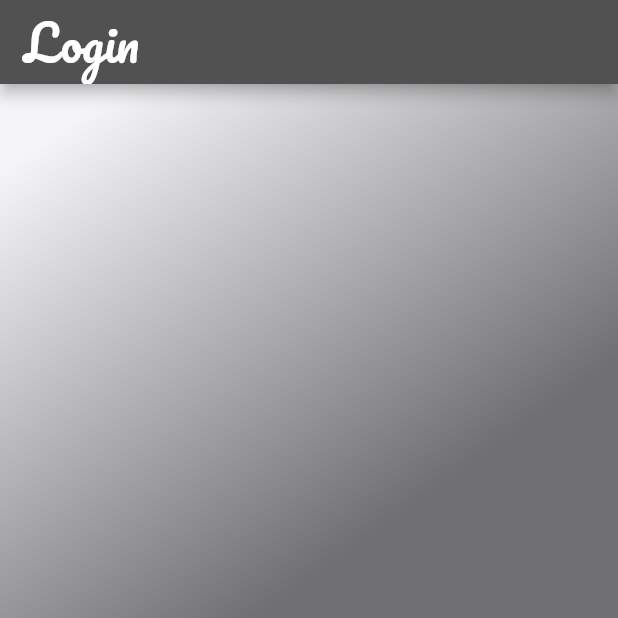
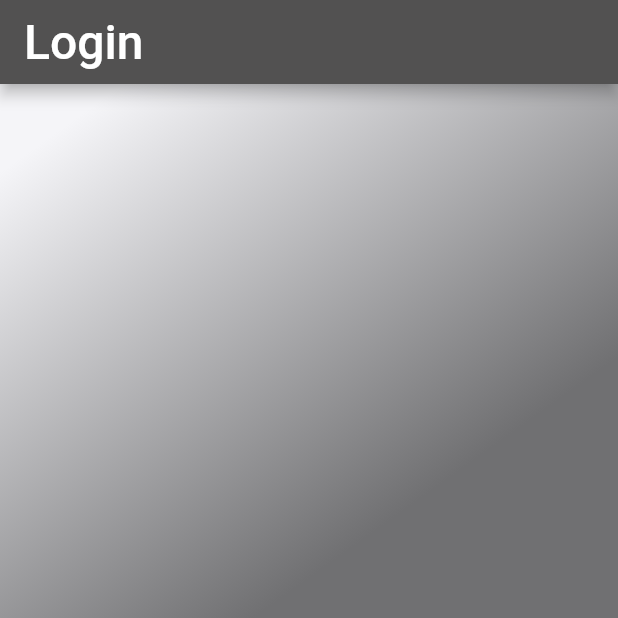
Before and after one commit to herlyn25/projectmobile, a Flutter app: the Login screen opened directly, on a phone screen of 412 x 824 dp, the top half of it. Run offline on Flutter 3.47's test engine with Material 2 defaults, Android fonts, the light colour scheme and no system bars; our stand-ins replace built_collection, built_value, firebase_auth, firebase_core, firebase_database, font_awesome_flutter and 3 more; accounts and stored records are empty.

Commit message:
ultimos retoques

```diff
--- a/lib/view/login/login.dart
+++ b/lib/view/login/login.dart
@@ -14,7 +14,7 @@ class Login extends StatelessWidget {
         automaticallyImplyLeading: false,
         backgroundColor: const Color.fromARGB(255, 82, 81, 81),
         title: const Text('Login',
-            style: TextStyle(fontSize: 32, fontFamily: "Pacifico")),
+            style: TextStyle(fontSize: 32)),
       ),
       body: Center(
         child: Stack(
--- a/lib/view/splash.dart
+++ b/lib/view/splash.dart
@@ -14,7 +14,7 @@ class Splash extends StatefulWidget {
 class HomeLotie extends State<Splash> {
   @override
   void initState() {
-    Future.delayed(const Duration(seconds: 4), () {
+    Future.delayed(const Duration(seconds: 5), () {
       Navigator.pushReplacement(
           context, MaterialPageRoute(builder: (context) => const Login()));
     });
--- a/lib/view/widgets/home.dart
+++ b/lib/view/widgets/home.dart
@@ -8,6 +8,7 @@ class Home extends StatelessWidget {
   Widget build(BuildContext context) {
     return MaterialApp(
       home: Scaffold(
+
           resizeToAvoidBottomInset: false,
           appBar: AppBar(
             backgroundColor: const Color.fromARGB(255, 82, 81, 81),
```
Also changed, not shown: lib/view/widgets/card_custom.dart (line endings or trailing spaces).
